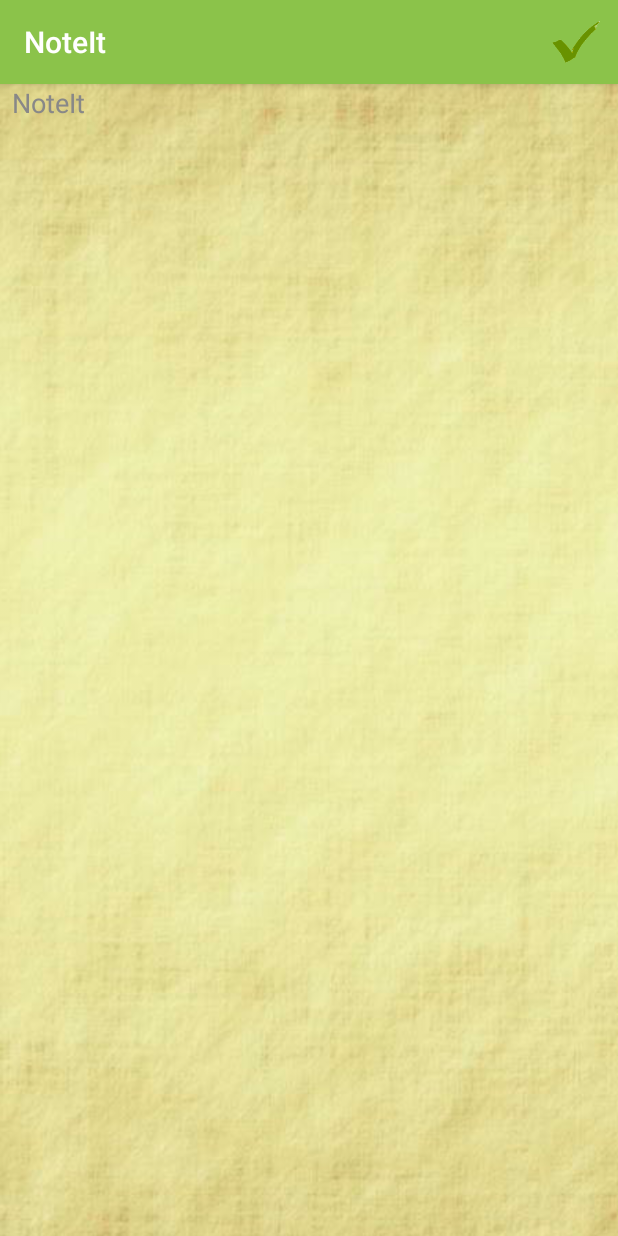
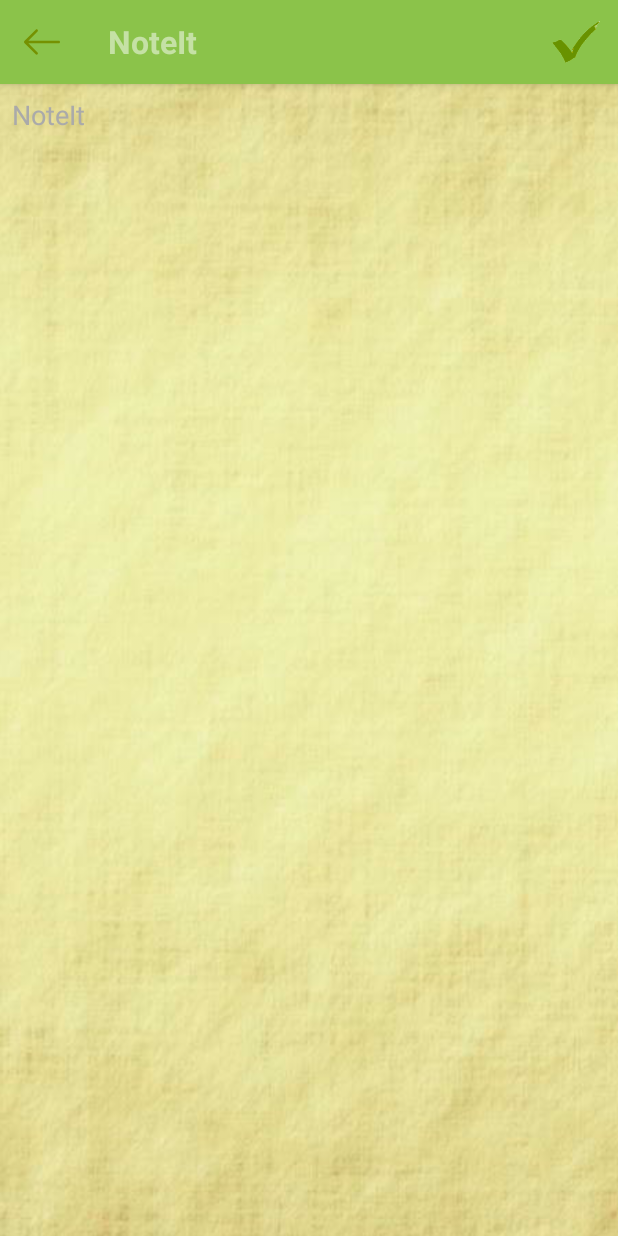
Before and after one commit to DaoCacao/NoteIt, an Android app: the NoteActivity screen opened directly, with no data from a screen before it, on a phone screen of 412 x 824 dp. Run offline under Robolectric (Android 15) with nearby library versions, the phone set to English and light mode, and no system bars; libraries missing offline, so code that uses them is left out: io.realm; 1 statement that could not run was skipped.

Commit message:
@featch():

```diff
--- a/app/build.gradle
+++ b/app/build.gradle
@@ -9,8 +9,8 @@ android {
         applicationId 'core.legion.noteit'
         minSdkVersion 15
         targetSdkVersion 25
-        versionCode 4
-        versionName "1.3"
+        versionCode 5
+        versionName "1.4"
     }
     compileOptions {
         sourceCompatibility JavaVersion.VERSION_1_8
--- a/app/src/main/AndroidManifest.xml
+++ b/app/src/main/AndroidManifest.xml
@@ -6,7 +6,7 @@
         android:name="core.legion.noteit.AppLoader"
         android:allowBackup="true"
         android:icon="@drawable/logo"
-        android:label="@string/app_name"
+        android:label=""
         android:supportsRtl="true"
         android:theme="@style/AppTheme">
         <activity
@@ -21,7 +21,8 @@
         </activity>
         <activity
             android:name="core.legion.noteit.activities.NoteActivity"
-            android:screenOrientation="portrait" />
+            android:screenOrientation="portrait"
+            android:windowSoftInputMode="stateHidden"/>
 
         <meta-data
             android:name="com.google.android.gms.version"
--- a/app/src/main/java/core/legion/noteit/Note.java
+++ b/app/src/main/java/core/legion/noteit/Note.java
@@ -3,8 +3,8 @@ package core.legion.noteit;
 import io.realm.RealmObject;
 
 public class Note extends RealmObject {
-    private String title, text;
-    private String pass;
+
+    private String title, text, pass;
 
     public Note(){}
     public Note(String title, String text) {
--- a/app/src/main/java/core/legion/noteit/activities/NoteActivity.java
+++ b/app/src/main/java/core/legion/noteit/activities/NoteActivity.java
@@ -1,20 +1,24 @@
 package core.legion.noteit.activities;
 
 import android.content.Intent;
-import android.graphics.Color;
 import android.os.Bundle;
 import android.support.annotation.Nullable;
 import android.support.v7.app.AlertDialog;
 import android.support.v7.app.AppCompatActivity;
+import android.support.v7.widget.Toolbar;
 import android.text.Editable;
 import android.text.InputType;
+import android.text.TextUtils;
 import android.text.TextWatcher;
-import android.view.Gravity;
+import android.text.method.KeyListener;
+import android.text.method.ScrollingMovementMethod;
 import android.view.Menu;
 import android.view.MenuItem;
 import android.view.ViewGroup;
 import android.widget.EditText;
-import android.widget.FrameLayout;
+import android.widget.ScrollView;
+import android.widget.Scroller;
+import android.widget.TextView;
 import android.widget.Toast;
 
 import core.legion.noteit.AppLoader;
@@ -25,8 +29,10 @@ import core.legion.noteit.Utils;
 import io.realm.RealmResults;
 
 public class NoteActivity extends AppCompatActivity {
-    private EditText edText;
-    private boolean is_text_changed = false;
+
+    private Toolbar toolbar;
+    private EditText edTitle, edText;
+    private boolean isTextChanged = false;
 
     private RealmResults<Note> notes;
     private int id;
@@ -34,39 +40,27 @@ public class NoteActivity extends AppCompatActivity {
     @Override
     protected void onCreate(@Nullable Bundle savedInstanceState) {
         super.onCreate(savedInstanceState);
+        setContentView(R.layout.note_layout);
 
-        edText = new EditText(this);
-        edText.setBackgroundResource(R.drawable.paper);
-        edText.setGravity(Gravity.TOP | Gravity.START);
-        edText.setPadding(Utils.dp(8), 0, Utils.dp(8), 0);
-        edText.setHint(R.string.hint_text);
-        edText.setHintTextColor(Color.GRAY);
-        edText.setTextSize(18);
-        edText.setInputType(edText.getInputType() | InputType.TYPE_TEXT_FLAG_CAP_SENTENCES);
-        setContentView(edText, new FrameLayout.LayoutParams(ViewGroup.LayoutParams.MATCH_PARENT, ViewGroup.LayoutParams.MATCH_PARENT));
+        toolbar = (Toolbar) findViewById(R.id.toolbar);
+        edTitle = (EditText) findViewById(R.id.ed_title);
+        edText = (EditText) findViewById(R.id.ed_text);
 
         id = getIntent().getIntExtra("extra_id", -1);
         notes = AppLoader.realm.where(Note.class).findAll();
-        if (id >= 0) edText.setText(notes.get(id).getText());
-        if (getSupportActionBar() != null) getSupportActionBar().setTitle(notes.get(id).getTitle());
+        if (id >= 0) {
+            edTitle.setText(notes.get(id).getTitle());
+            edText.setText(notes.get(id).getText());
+        }
 
+        setSupportActionBar(toolbar);
+        if (getSupportActionBar() != null) {
+            getSupportActionBar().setDisplayHomeAsUpEnabled(true);
+            getSupportActionBar().setHomeAsUpIndicator(R.drawable.ic_arrow);
+        }
 
-        edText.addTextChangedListener(new TextWatcher() {
-            @Override
-            public void beforeTextChanged(CharSequence charSequence, int i, int i1, int i2) {
-
-            }
-
-            @Override
-            public void onTextChanged(CharSequence charSequence, int i, int i1, int i2) {
-
-            }
-
-            @Override
-            public void afterTextChanged(Editable editable) {
-                is_text_changed = true;
-            }
-        });
+        edTitle.addTextChangedListener(textChangeWatcher());
+        edText.addTextChangedListener(textChangeWatcher());
     }
 
     @Override
@@ -77,14 +71,16 @@ public class NoteActivity extends AppCompatActivity {
 
     @Override
     public boolean onOptionsItemSelected(MenuItem item) {
-        applyChanges();
-        goToMenu();
+        if (item.getItemId() == R.id.apply) {
+            applyChanges();
+            goToMenu();
+        } else onBackPressed();
         return super.onOptionsItemSelected(item);
     }
 
     @Override
     public void onBackPressed() {
-        if (is_text_changed) {
+        if (isTextChanged) {
             new AlertDialog.Builder(this)
                     .setTitle(R.string.save_before_exit)
                     .setIcon(R.drawable.ic_bamboo)
@@ -98,10 +94,33 @@ public class NoteActivity extends AppCompatActivity {
         } else super.onBackPressed();
     }
 
+    private TextWatcher textChangeWatcher() {
+        return new TextWatcher() {
+            @Override
+            public void beforeTextChanged(CharSequence s, int start, int count, int after) {
+
+            }
+
+            @Override
+            public void onTextChanged(CharSequence s, int start, int before, int count) {
+
+            }
+
+            @Override
+            public void afterTextChanged(Editable s) {
+                isTextChanged = true;
+            }
+        };
+    }
+
     private void applyChanges() {
         AppLoader.realm.beginTransaction();
-        if (id == -1) AppLoader.realm.copyToRealm(new Note("New note", edText.getText().toString()));
-        else notes.get(id).setText(edText.getText().toString());
+        if (id == -1)
+            AppLoader.realm.copyToRealm(new Note(edTitle.getText().toString(), edText.getText().toString()));
+        else {
+            notes.get(id).setTitle(edTitle.getText().toString());
+            notes.get(id).setText(edText.getText().toString());
+        }
         AppLoader.realm.commitTransaction();
 
         Toast.makeText(getApplicationContext(), R.string.txt_saved, Toast.LENGTH_SHORT).show();
--- /dev/null
+++ b/app/src/main/res/drawable/ic_arrow.xml
@@ -0,0 +1,9 @@
+<vector xmlns:android="http://schemas.android.com/apk/res/android"
+    android:width="24dp"
+    android:height="24dp"
+    android:viewportHeight="31.494"
+    android:viewportWidth="31.494">
+    <path
+        android:fillColor="#759101"
+        android:pathData="M10.273,5.009c0.444,-0.444 1.143,-0.444 1.587,0c0.429,0.429 0.429,1.143 0,1.571l-8.047,8.047h26.554c0.619,0 1.127,0.492 1.127,1.111c0,0.619 -0.508,1.127 -1.127,1.127H3.813l8.047,8.032c0.429,0.444 0.429,1.159 0,1.587c-0.444,0.444 -1.143,0.444 -1.587,0l-9.952,-9.952c-0.429,-0.429 -0.429,-1.143 0,-1.571L10.273,5.009z" />
+</vector>
--- /dev/null
+++ b/app/src/main/res/layout/note_layout.xml
@@ -0,0 +1,53 @@
+<?xml version="1.0" encoding="utf-8"?>
+<LinearLayout xmlns:android="http://schemas.android.com/apk/res/android"
+    xmlns:app="http://schemas.android.com/apk/res-auto"
+    android:layout_width="match_parent"
+    android:layout_height="match_parent"
+    android:orientation="vertical">
+
+    <android.support.design.widget.AppBarLayout
+        android:layout_width="match_parent"
+        android:layout_height="wrap_content"
+        android:theme="@style/AppTheme.AppBarOverlay">
+
+        <android.support.v7.widget.Toolbar
+            android:id="@+id/toolbar"
+            android:layout_width="match_parent"
+            android:layout_height="?attr/actionBarSize"
+            android:background="?attr/colorPrimary"
+            app:popupTheme="@style/AppTheme.PopupOverlay"
+            app:titleTextColor="@android:color/white">
+
+            <EditText
+                android:textStyle="bold"
+                android:textSize="21sp"
+                android:id="@+id/ed_title"
+                android:layout_width="match_parent"
+                android:layout_height="wrap_content"
+                android:background="@null"
+                android:ellipsize="end"
+                android:hint="@string/hint_text"
+                android:inputType="textCapSentences|textNoSuggestions"
+                android:maxLines="1"
+                android:scrollHorizontally="true" />
+
+        </android.support.v7.widget.Toolbar>
+
+    </android.support.design.widget.AppBarLayout>
+
+    <ScrollView
+        android:layout_width="match_parent"
+        android:layout_height="match_parent">
+
+        <EditText
+            android:background="@null"
+            android:id="@+id/ed_text"
+            android:layout_width="match_parent"
+            android:layout_height="wrap_content"
+            android:hint="@string/hint_text"
+            android:inputType="textMultiLine|textCapSentences"
+            android:padding="8dp"
+            android:textColorHint="@android:color/darker_gray"
+            android:textSize="18sp" />
+    </ScrollView>
+</LinearLayout>
--- a/app/src/main/res/menu/add_menu.xml
+++ b/app/src/main/res/menu/add_menu.xml
@@ -2,6 +2,7 @@
 <menu xmlns:android="http://schemas.android.com/apk/res/android"
     xmlns:app="http://schemas.android.com/apk/res-auto">
     <item
+        android:id="@+id/apply"
         android:icon="@drawable/apply"
         android:title="@string/apply"
         app:showAsAction="ifRoom" />
--- a/app/src/main/res/values/styles.xml
+++ b/app/src/main/res/values/styles.xml
@@ -1,11 +1,16 @@
 <resources>
 
-    <!-- Base application theme. -->
-    <style name="AppTheme" parent="Theme.AppCompat.Light.DarkActionBar">
-        <!-- Customize your theme here. -->
+    <style name="AppTheme" parent="Theme.AppCompat.Light.NoActionBar">
+        <item name="windowActionBar">false</item>
+        <item name="windowNoTitle">true</item>
         <item name="colorPrimary">@color/light_green_500</item>
         <item name="colorPrimaryDark">@color/light_green_700</item>
         <item name="colorAccent">@color/light_green_400</item>
+        <item name="android:windowBackground">@drawable/paper</item>
     </style>
 
+    <style name="AppTheme.AppBarOverlay" parent="ThemeOverlay.AppCompat.Dark.ActionBar" />
+    <style name="AppTheme.PopupOverlay" parent="ThemeOverlay.AppCompat.Light" />
+
+
 </resources>
```
Also changed, not shown: app/src/main/java/core/legion/noteit/NoteAdapter.java (+29 -10 lines), app/src/main/java/core/legion/noteit/activities/MenuActivity.java (+23 -28 lines), app/src/main/res/drawable/ic_add.xml (added, +9 -0 lines), app/src/main/res/layout/main_layout.xml (added, +57 -0 lines).
